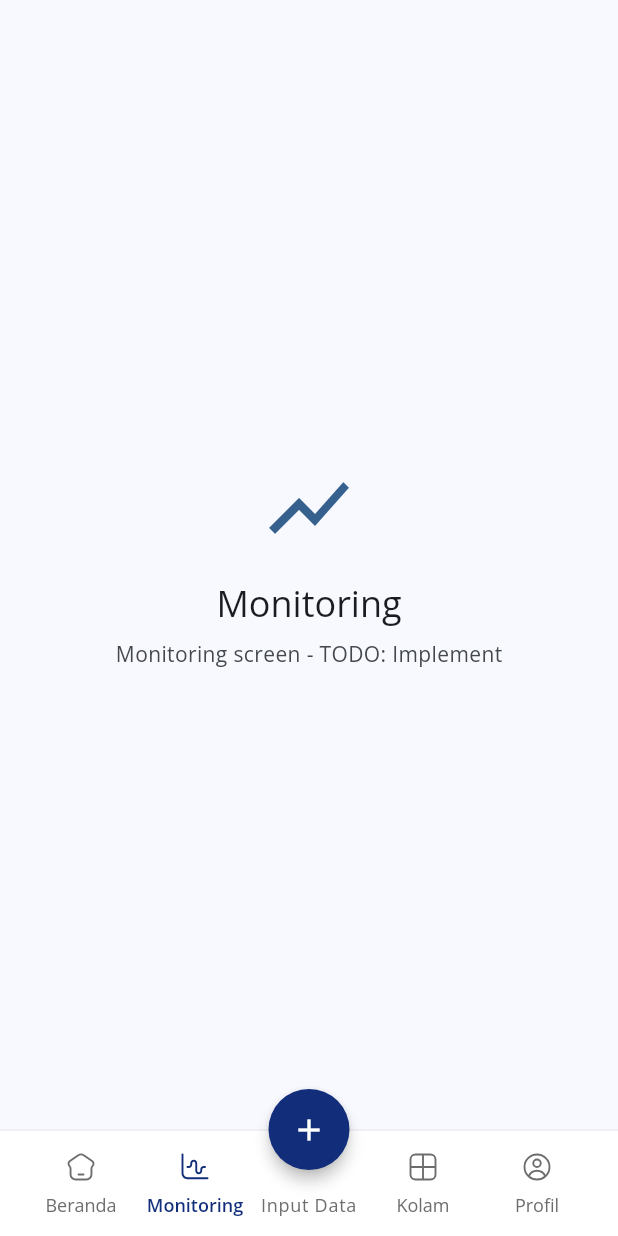
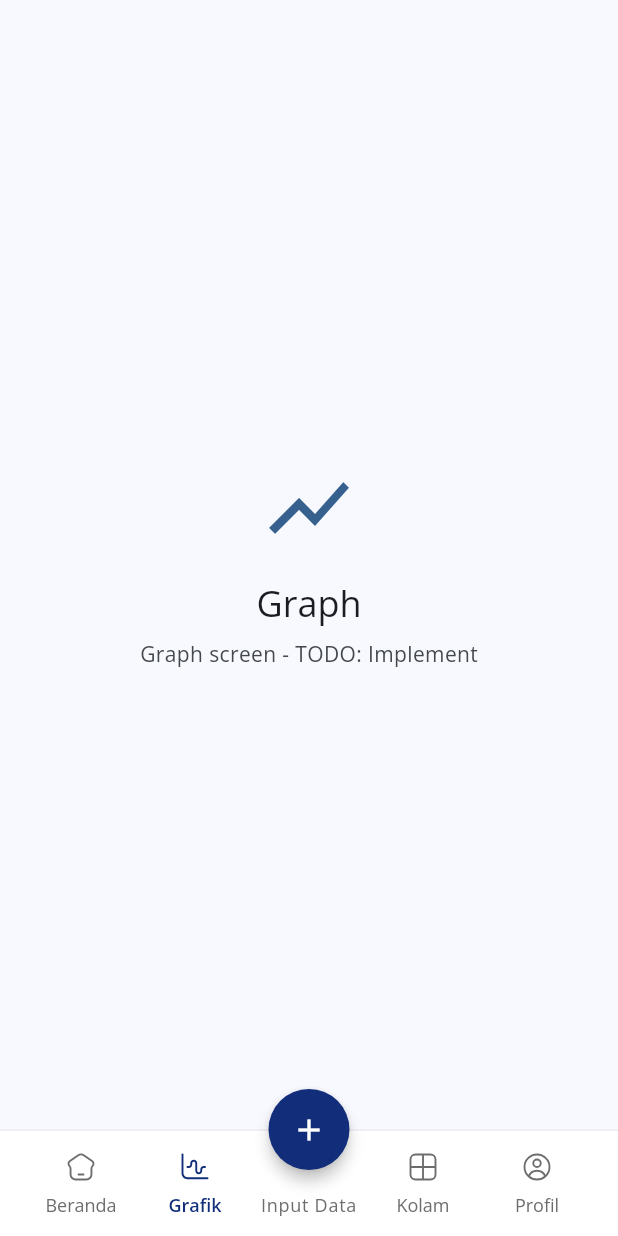
Before and after one commit to JakaSprout/flutter_base_app, a Flutter app: the screen it shows after launch, item 2 of the bottom bar chosen, on a phone screen of 412 x 824 dp. Run offline on Flutter 3.47's test engine with Material 3 defaults, Android fonts, the phone set to English and light mode, and no system bars; our stand-ins replace connectivity_plus, dartz, dio, drift, flutter_hooks, flutter_screenutil and 8 more; missing offline and left inert: eventsource; accounts and stored records are empty; generated files the repository leaves out were written again.

Commit message:
Refactor navigation to introduce Graph screen and update related constants
- Replaced Monitoring screen references with Graph screen in navigation constants and routes.
- Added new Graph screen with placeholder content and integrated it into the bottom navigation bar.
- Updated tests to reflect changes in navigation and ensure proper routing to the Graph screen.

```diff
--- a/lib/core/config/navigation_constants.dart
+++ b/lib/core/config/navigation_constants.dart
@@ -10,8 +10,8 @@ class NavigationConstants {
   /// Home navigation label
   static const String navHome = 'Beranda';
 
-  /// Monitoring navigation label
-  static const String navMonitoring = 'Monitoring';
+  /// Graph navigation label
+  static const String navGraph = 'Grafik';
 
   /// Input Data navigation label
   static const String navInputData = 'Input Data';
@@ -26,8 +26,8 @@ class NavigationConstants {
   /// Home screen title
   static const String screenHomeTitle = 'Beranda';
 
-  /// Monitoring screen title
-  static const String screenMonitoringTitle = 'Monitoring';
+  /// Graph screen title
+  static const String screenGraphTitle = 'Graph';
 
   /// Input Data screen title
   static const String screenInputDataTitle = 'Input Data';
@@ -42,9 +42,8 @@ class NavigationConstants {
   /// Home screen placeholder message
   static const String placeholderHome = 'Home screen - TODO: Implement';
 
-  /// Monitoring screen placeholder message
-  static const String placeholderMonitoring =
-      'Monitoring screen - TODO: Implement';
+  /// Graph screen placeholder message
+  static const String placeholderGraph = 'Graph screen - TODO: Implement';
 
   /// Input Data screen placeholder message
   static const String placeholderInputData =
--- a/lib/design_system/components/navigation/stp_bottom_nav_bar.dart
+++ b/lib/design_system/components/navigation/stp_bottom_nav_bar.dart
@@ -65,9 +65,9 @@ class STPBottomNavBar extends StatelessWidget {
                   context: context,
                   outlinePath: Assets.icons.outline.chart,
                   solidPath: Assets.icons.solid.chart,
-                  label: NavigationConstants.navMonitoring,
-                  route: Routes.monitoring,
-                  isActive: currentLocation == Routes.monitoring,
+                  label: NavigationConstants.navGraph,
+                  route: Routes.graph,
+                  isActive: currentLocation == Routes.graph,
                 ),
               ),
               // Input Data text below FAB
--- a/lib/features/monitoring/presentation/screens/monitoring_screen.dart
+++ b/lib/features/graph/presentation/screens/graph_screen.dart
@@ -1,12 +1,12 @@
 import 'package:flutter/material.dart';
 import 'package:flutter_base_app/core/config/navigation_constants.dart';
 
-/// Monitoring screen.
+/// Graph screen.
 ///
 /// This is a placeholder screen that will be implemented based on Figma design.
-class MonitoringScreen extends StatelessWidget {
-  /// Creates a new instance of [MonitoringScreen].
-  const MonitoringScreen({super.key});
+class GraphScreen extends StatelessWidget {
+  /// Creates a new instance of [GraphScreen].
+  const GraphScreen({super.key});
 
   @override
   Widget build(BuildContext context) {
@@ -22,12 +22,12 @@ class MonitoringScreen extends StatelessWidget {
             ),
             const SizedBox(height: 16),
             Text(
-              NavigationConstants.screenMonitoringTitle,
+              NavigationConstants.screenGraphTitle,
               style: Theme.of(context).textTheme.headlineSmall,
             ),
             const SizedBox(height: 8),
             Text(
-              NavigationConstants.placeholderMonitoring,
+              NavigationConstants.placeholderGraph,
               style: Theme.of(context).textTheme.bodyMedium?.copyWith(
                 color: Theme.of(context).colorScheme.onSurfaceVariant,
               ),
--- a/lib/features/home/presentation/widgets/home_header.dart
+++ b/lib/features/home/presentation/widgets/home_header.dart
@@ -83,7 +83,6 @@ class HomeHeader extends StatelessWidget {
                 ),
               ),
             ),
-            const SizedBox(width: _spacingMedium),
             // Notification Icon - with tap feedback and badge
             Material(
               color: Colors.transparent,
--- a/lib/router/app_router.dart
+++ b/lib/router/app_router.dart
@@ -3,7 +3,7 @@ import 'package:flutter_base_app/core/logging/logger.dart';
 import 'package:flutter_base_app/design_system/components/navigation/stp_bottom_nav_bar.dart';
 import 'package:flutter_base_app/features/home/presentation/screens/home_screen.dart';
 import 'package:flutter_base_app/features/input_data/presentation/screens/input_data_screen.dart';
-import 'package:flutter_base_app/features/monitoring/presentation/screens/monitoring_screen.dart';
+import 'package:flutter_base_app/features/graph/presentation/screens/graph_screen.dart';
 import 'package:flutter_base_app/features/pond/presentation/screens/pond_screen.dart';
 import 'package:flutter_base_app/features/profile/presentation/screens/profile_screen.dart';
 import 'package:flutter_base_app/router/routes.dart';
@@ -36,9 +36,9 @@ class AppRouter {
             builder: (context, state) => const HomeScreen(),
           ),
           GoRoute(
-            path: Routes.monitoring,
-            name: Routes.monitoringName,
-            builder: (context, state) => const MonitoringScreen(),
+            path: Routes.graph,
+            name: Routes.graphName,
+            builder: (context, state) => const GraphScreen(),
           ),
           GoRoute(
             path: Routes.inputData,
--- a/lib/router/routes.dart
+++ b/lib/router/routes.dart
@@ -6,8 +6,8 @@ class Routes {
   /// Home route path.
   static const String home = '/';
 
-  /// Monitoring route path.
-  static const String monitoring = '/monitoring';
+  /// Graph route path.
+  static const String graph = '/graph';
 
   /// Input Data route path.
   static const String inputData = '/input-data';
@@ -24,8 +24,8 @@ class Routes {
   /// Home route name.
   static const String homeName = 'home';
 
-  /// Monitoring route name.
-  static const String monitoringName = 'monitoring';
+  /// Graph route name.
+  static const String graphName = 'graph';
 
   /// Input Data route name.
   static const String inputDataName = 'input-data';
```
Also changed, not shown: lib/features/home/presentation/screens/home_screen.dart (+14 -20 lines), lib/features/home/presentation/widgets/shimmer_loaders/banner_section_shimmer.dart (+11 -12 lines), lib/features/home/presentation/widgets/shimmer_loaders/company_selection_shimmer.dart (+11 -9 lines), lib/features/home/presentation/widgets/shimmer_loaders/dashboard_summary_shimmer.dart (+11 -10 lines), lib/features/home/presentation/widgets/shimmer_loaders/input_data_shimmer.dart (+29 -30 lines), lib/features/home/presentation/widgets/shimmer_loaders/pond_list_shimmer.dart (+19 -16 lines), 1 other file.
